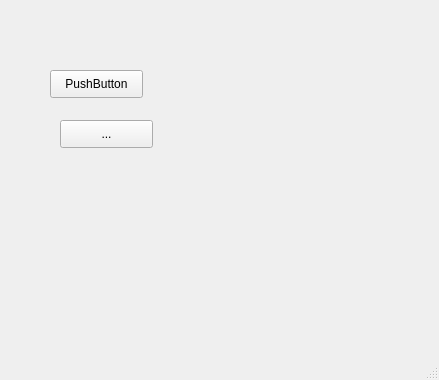
Above: okno.ui from Kaemer1645/Szkolenie_Python_KNGK before the change. Below: the same form after it.
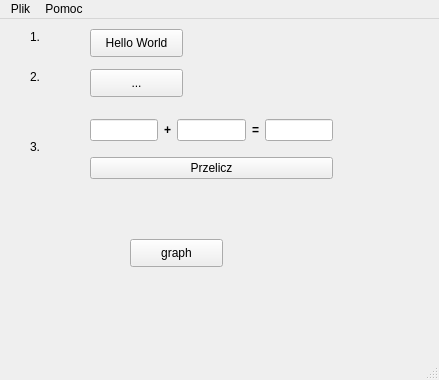
That is the form after the change.

```diff
--- a/okno.ui
+++ b/okno.ui
@@ -17,21 +17,21 @@
    <widget class="QPushButton" name="pbHello">
     <property name="geometry">
      <rect>
-      <x>50</x>
-      <y>70</y>
+      <x>90</x>
+      <y>10</y>
       <width>93</width>
       <height>28</height>
      </rect>
     </property>
     <property name="text">
-     <string>PushButton</string>
+     <string>Hello World</string>
     </property>
    </widget>
    <widget class="QPushButton" name="pbLoad">
     <property name="geometry">
      <rect>
-      <x>60</x>
-      <y>120</y>
+      <x>90</x>
+      <y>50</y>
       <width>93</width>
       <height>28</height>
      </rect>
@@ -40,6 +40,122 @@
      <string>...</string>
     </property>
    </widget>
+   <widget class="QWidget" name="verticalLayoutWidget">
+    <property name="geometry">
+     <rect>
+      <x>90</x>
+      <y>90</y>
+      <width>243</width>
+      <height>80</height>
+     </rect>
+    </property>
+    <layout class="QVBoxLayout" name="verticalLayout">
+     <item>
+      <layout class="QHBoxLayout" name="horizontalLayout">
+       <item>
+        <widget class="QLineEdit" name="leA"/>
+       </item>
+       <item>
+        <widget class="QLabel" name="label">
+         <property name="font">
+          <font>
+           <weight>75</weight>
+           <bold>true</bold>
+          </font>
+         </property>
+         <property name="text">
+          <string>+</string>
+         </property>
+         <property name="alignment">
+          <set>Qt::AlignCenter</set>
+         </property>
+        </widget>
+       </item>
+       <item>
+        <widget class="QLineEdit" name="leB"/>
+       </item>
+       <item>
+        <widget class="QLabel" name="label_2">
+         <property name="font">
+          <font>
+           <weight>75</weight>
+           <bold>true</bold>
+          </font>
+         </property>
+         <property name="text">
+          <string>=</string>
+         </property>
+         <property name="alignment">
+          <set>Qt::AlignCenter</set>
+         </property>
+        </widget>
+       </item>
+       <item>
+        <widget class="QLineEdit" name="leResult"/>
+       </item>
+      </layout>
+     </item>
+     <item>
+      <widget class="QPushButton" name="pbCalculate">
+       <property name="text">
+        <string>Przelicz</string>
+       </property>
+      </widget>
+     </item>
+    </layout>
+   </widget>
+   <widget class="QLabel" name="label_3">
+    <property name="geometry">
+     <rect>
+      <x>30</x>
+      <y>10</y>
+      <width>55</width>
+      <height>16</height>
+     </rect>
+    </property>
+    <property name="text">
+     <string>1.</string>
+    </property>
+   </widget>
+   <widget class="QLabel" name="label_4">
+    <property name="geometry">
+     <rect>
+      <x>30</x>
+      <y>50</y>
+      <width>55</width>
+      <height>16</height>
+     </rect>
+    </property>
+    <property name="text">
+     <string>2.</string>
+    </property>
+   </widget>
+   <widget class="QLabel" name="label_5">
+    <property name="geometry">
+     <rect>
+      <x>30</x>
+      <y>120</y>
+      <width>55</width>
+      <height>16</height>
+     </rect>
+    </property>
+    <property name="text">
+     <string>3.</string>
+    </property>
+   </widget>
+   <widget class="QPushButton" name="pbGraph">
+    <property name="geometry">
+     <rect>
+      <x>130</x>
+      <y>220</y>
+      <width>93</width>
+      <height>28</height>
+     </rect>
+    </property>
+    <property name="text">
+     <string>graph</string>
+    </property>
+   </widget>
   </widget>
   <widget class="QMenuBar" name="menubar">
    <property name="geometry">
@@ -50,6 +166,20 @@
      <height>26</height>
     </rect>
    </property>
+   <widget class="QMenu" name="menuWczytaj_plik">
+    <property name="title">
+     <string>Plik</string>
+    </property>
+    <addaction name="actionWczytaj_plik"/>
+   </widget>
+   <widget class="QMenu" name="menuPomoc">
+    <property name="title">
+     <string>Pomoc</string>
+    </property>
+    <addaction name="actionO_programie"/>
+   </widget>
+   <addaction name="menuWczytaj_plik"/>
+   <addaction name="menuPomoc"/>
   </widget>
   <widget class="QStatusBar" name="statusbar"/>
  </widget>
```
Left out of the diff: 10 changed lines with no effect on the pictures.
